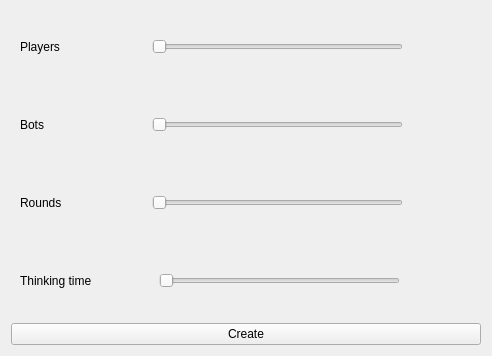
Qt form src/GUI/Launch_Window/Server/Server_Creating/server_creating.ui (D00MSDAYYY/MAKIAVELLI) before a commit.
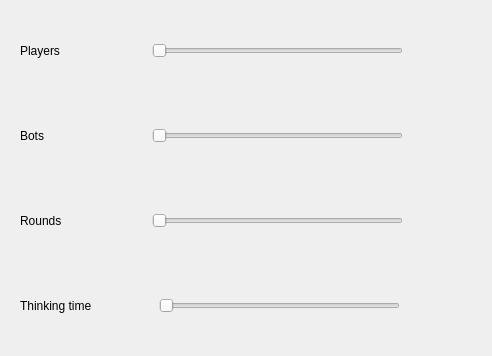
The same form after that commit.

Commit message: qrc, changed waiting and creating logic

The edit to the form file:
```diff
--- a/src/GUI/Launch_Window/Server/Server_Creating/server_creating.ui
+++ b/src/GUI/Launch_Window/Server/Server_Creating/server_creating.ui
@@ -307,16 +307,6 @@
        </layout>
       </widget>
      </item>
-     <item>
-      <widget class="QPushButton" name="create_server_button">
-       <property name="focusPolicy">
-        <enum>Qt::StrongFocus</enum>
-       </property>
-       <property name="text">
-        <string>Create</string>
-       </property>
-      </widget>
-     </item>
     </layout>
    </item>
   </layout>
```
The commit also changes 43 other files.
